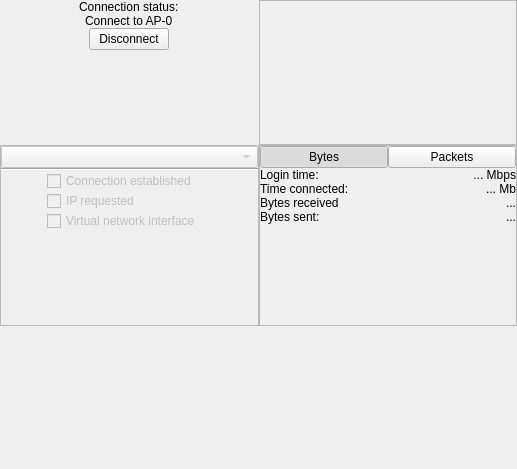
Qt form vpn/ui/ui/desktop/MainScreen.ui (demlabs-cellframe/dap-ui-sdk) before a commit.
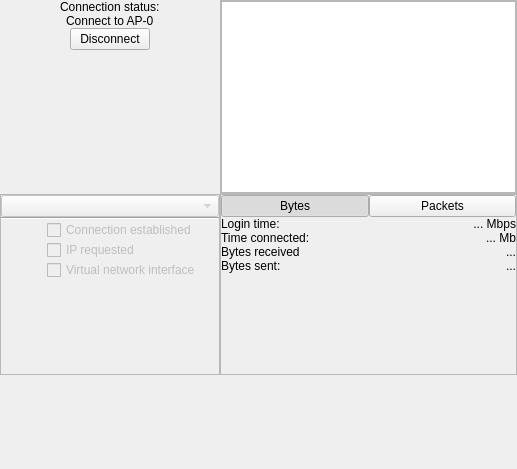
The same form after that commit. Custom widgets are drawn as their Qt base class.

What changed in the file:
```diff
--- a/vpn/ui/ui/desktop/MainScreen.ui
+++ b/vpn/ui/ui/desktop/MainScreen.ui
@@ -59,6 +59,9 @@
       <property name="bottomMargin">
        <number>0</number>
       </property>
+      <item>
+       <widget class="QGraphicsView" name="graphicsView"/>
+      </item>
      </layout>
     </widget>
    </item>
```
